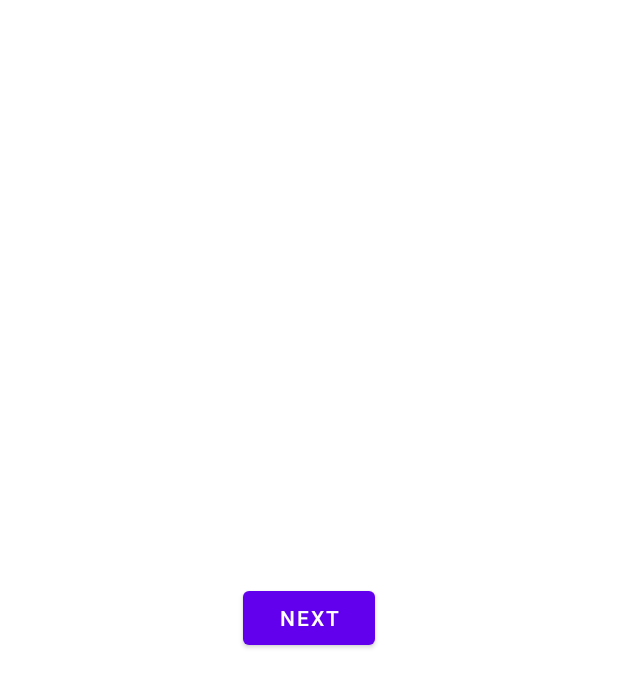
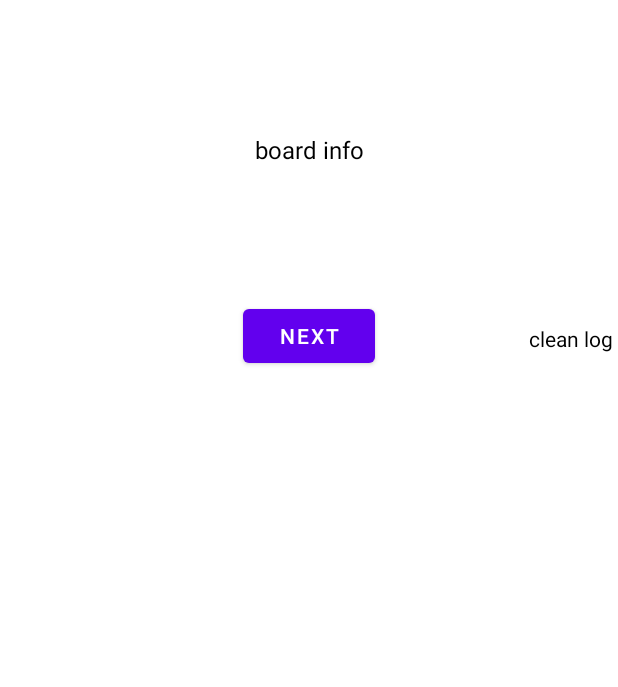
Before and after one commit to panhuiAipami/cbl_helper, an Android app: the layout activity_main.xml on its own in the app's theme, with its tools: preview values and no code run, on a phone screen of 412 x 824 dp. Shown: the top 687 px of the screen. Run offline under Robolectric (Android 15) with nearby library versions, the phone set to English and light mode, and no system bars; network calls fail.

```diff
--- a/app/build.gradle
+++ b/app/build.gradle
@@ -4,12 +4,12 @@ plugins {
 }
 
 android {
-    compileSdk 33
+    compileSdk 32
 
     defaultConfig {
         applicationId "com.qyc.cbl_helper"
         minSdk 24
-        targetSdk 33
+        targetSdk 32
         versionCode 1
         versionName "1.0"
 
--- a/app/src/main/AndroidManifest.xml
+++ b/app/src/main/AndroidManifest.xml
@@ -41,6 +41,8 @@
             </intent-filter>
         </activity>
 
+        <activity android:name=".NpsActivity"></activity>
+
         <service
             android:name=".service.SmsSyncService"
             android:enabled="true"
--- a/app/src/main/java/com/qyc/cbl_helper/common/ThbSyncHelper.kt
+++ b/app/src/main/java/com/qyc/cbl_helper/common/ThbSyncHelper.kt
@@ -94,6 +94,7 @@ object ThbSyncHelper {
     fun getAcc(): String? = mAcc
     fun getPwd(): String? = mPwd
     fun getDeviceEnc(): String? = mDeviceEnc
+
     private fun getBranchCode(): String? = mBranchCode
     private fun getVehicleCode(): String? = mVehicleCode
     private fun getVehicleName(): String? = mVehicleName
--- a/app/src/main/java/com/qyc/cbl_helper/http/PingAnApiService.kt
+++ b/app/src/main/java/com/qyc/cbl_helper/http/PingAnApiService.kt
@@ -1,5 +1,6 @@
 package com.qyc.cbl_helper.http
 
+import android.util.Log
 import com.qyc.cbl_helper.common.PingAnSyncHelper
 import com.qyc.cbl_helper.common.PushMessageNotificationHelper
 import com.qyc.cbl_helper.common.TpAppTypeEnum
@@ -27,6 +28,8 @@ object PingAnApiService : BaseApiService() {
         if (response.code == 401) {
             PushMessageNotificationHelper.showTpAppLogoutNotify(TpAppTypeEnum.HHB)
             PingAnSyncHelper.clearAllInfo()
+        }else if(response.code == 500){
+            Log.e("a","---PA----response------>$response")
         }
         response
     }
--- a/app/src/main/res/layout/activity_main.xml
+++ b/app/src/main/res/layout/activity_main.xml
@@ -1,18 +1,56 @@
 <?xml version="1.0" encoding="utf-8"?>
-<androidx.coordinatorlayout.widget.CoordinatorLayout xmlns:android="http://schemas.android.com/apk/res/android"
-    xmlns:app="http://schemas.android.com/apk/res-auto"
+<LinearLayout xmlns:android="http://schemas.android.com/apk/res/android"
     xmlns:tools="http://schemas.android.com/tools"
     android:layout_width="match_parent"
     android:layout_height="match_parent"
+    android:layout_gravity="center"
+    android:orientation="vertical"
     tools:context=".MainActivity">
 
+    <TextView
+        android:id="@+id/info"
+        android:layout_width="match_parent"
+        android:layout_height="200dp"
+        android:textSize="16sp"
+        android:text="board info"
+        android:textColor="@color/black"
+        android:gravity="center"/>
+
+    <RelativeLayout
+        android:layout_width="match_parent"
+        android:layout_height="wrap_content"
+        android:orientation="horizontal">
 
         <Button
             android:id="@+id/button_first"
             android:layout_width="wrap_content"
             android:layout_height="wrap_content"
+            android:layout_centerHorizontal="true"
             android:text="@string/next"
             android:layout_gravity="center"
             />
 
-</androidx.coordinatorlayout.widget.CoordinatorLayout>
+        <TextView
+            android:id="@+id/cleanLog"
+            android:layout_width="wrap_content"
+            android:layout_height="wrap_content"
+            android:layout_alignParentRight="true"
+            android:textColor="@color/black"
+            android:text="\n clean log "/>
+    </RelativeLayout>
+
+
+       <TextView
+           android:id="@+id/log"
+           android:layout_width="match_parent"
+           android:layout_height="match_parent"
+           android:scrollbars="vertical"
+           android:background="@null"
+           android:layout_margin="20dp"
+           android:textSize="16sp"
+           android:textColor="@color/gray"
+           android:text=""
+           android:layout_gravity="bottom"
+           android:gravity="center"/>
+
+</LinearLayout>
--- a/app/src/main/res/values/colors.xml
+++ b/app/src/main/res/values/colors.xml
@@ -6,5 +6,6 @@
     <color name="teal_200">#FF03DAC5</color>
     <color name="teal_700">#FF018786</color>
     <color name="black">#FF000000</color>
+    <color name="gray">#FF666666</color>
     <color name="white">#FFFFFFFF</color>
 </resources>
```
Also changed, not shown: app/src/main/java/com/qyc/cbl_helper/MainActivity.kt (+158 -60 lines), app/src/main/java/com/qyc/cbl_helper/NpsActivity.java (added, +97 -0 lines), app/src/main/java/com/qyc/cbl_helper/constant/AppConstant.kt (+8 -6 lines), app/src/main/java/com/qyc/cbl_helper/http/CblApiService.kt (+5 -8 lines), app/src/main/res/layout/activity_main2.xml (added, +28 -0 lines). Lines whose indentation alone changed are shown as unchanged.
